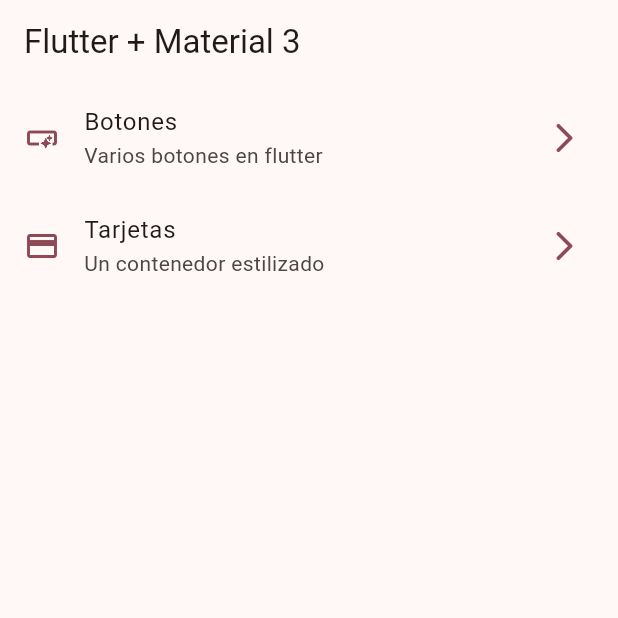
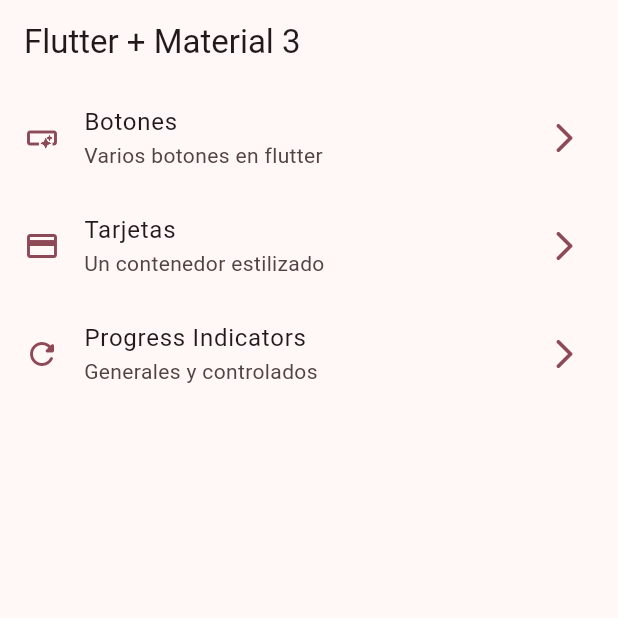
Before and after one commit to Nachito02/widget_app, a Flutter app: the screen it shows after launch, on a phone screen of 412 x 824 dp, the top half of it. Run offline on Flutter 3.47's test engine with Material 3 defaults, Android fonts, the phone set to English and light mode, and no system bars; our stand-ins replace go_router.

Commit message:
progress indicator

```diff
--- a/lib/config/menu/menu_items.dart
+++ b/lib/config/menu/menu_items.dart
@@ -24,4 +24,10 @@ const appMenuItems = <MenuItem>[
       subTitle: 'Un contenedor estilizado',
       link: '/cards',
       icon: Icons.credit_card),
+
+       MenuItem(
+      title: 'Progress Indicators',
+      subTitle: 'Generales y controlados',
+      link: '/progress',
+      icon: Icons.refresh_rounded),
 ];
--- a/lib/config/router/app_router.dart
+++ b/lib/config/router/app_router.dart
@@ -22,5 +22,12 @@ final appRouter = GoRouter(
       path: '/cards',
       builder: (context, state) => const CardsScreen(),
     ),
+
+
+      GoRoute(
+        name: ProgressScreen.name,
+      path: '/progress',
+      builder: (context, state) => const ProgressScreen(),
+    ),
   ],
 );
```
Also changed, not shown: lib/presentation/screens/progress/progress_screen.dart (+72 -2 lines), lib/presentation/screens/app_tutorial/app_tutorial_screen.dart (line endings or trailing spaces).
